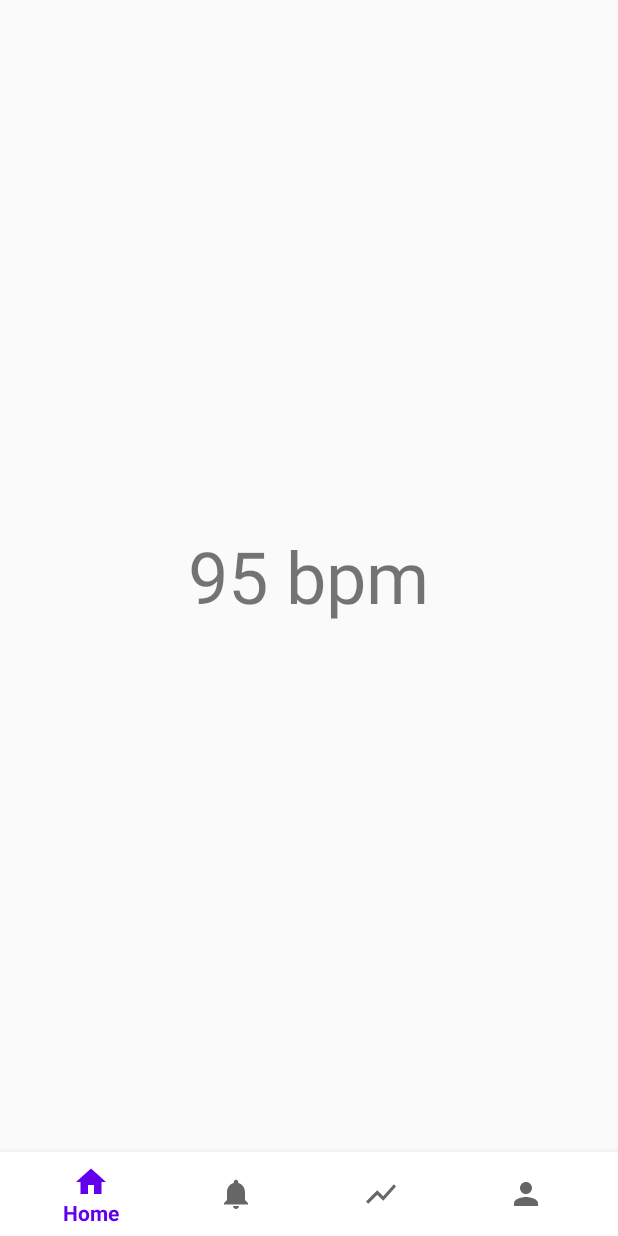
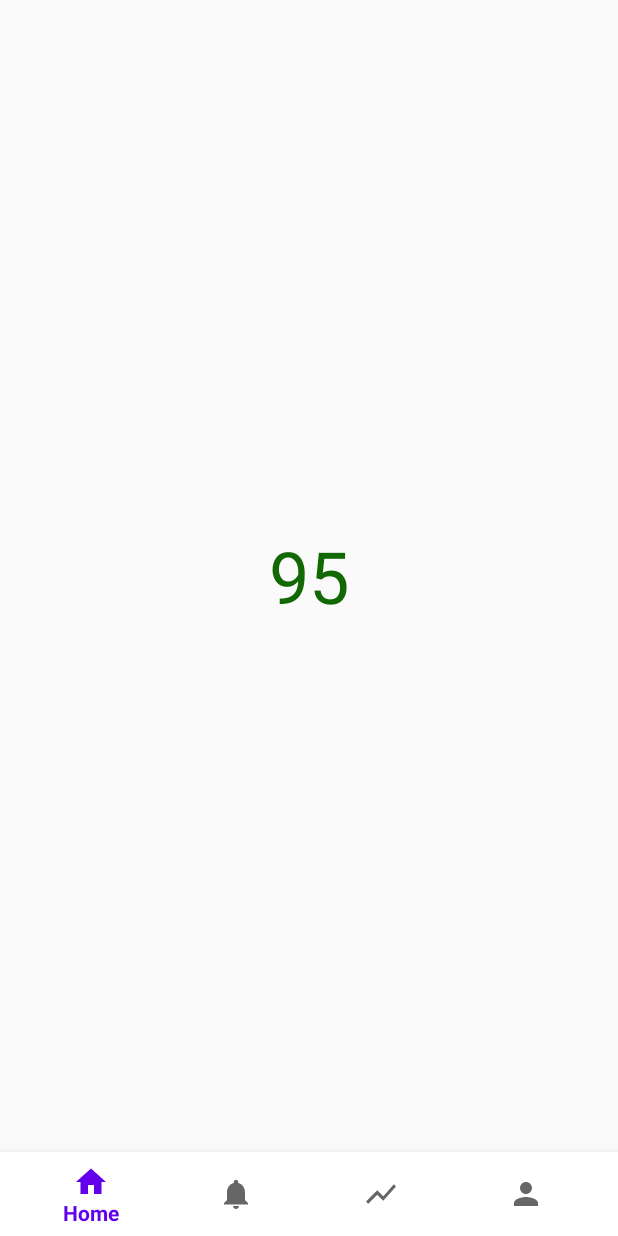
Before and after one commit to norawennerstrom/PupPulse, an Android app: the screen it shows after launch (MainActivity), on a phone screen of 412 x 824 dp. Run offline under Robolectric (Android 15) with nearby library versions, the phone set to English and light mode, and no system bars; libraries missing offline, so code that uses them is left out: com.github.mikephil.charting.

Commit message:
modified HomeFragment.java and colors.xml

```diff
--- a/app/src/main/java/com/example/helloworld/HomeFragment.java
+++ b/app/src/main/java/com/example/helloworld/HomeFragment.java
@@ -2,6 +2,7 @@ package com.example.helloworld;
 
 import android.os.Bundle;
 
+import androidx.core.content.ContextCompat;
 import androidx.fragment.app.Fragment;
 
 import android.view.LayoutInflater;
@@ -11,14 +12,25 @@ import android.widget.TextView;
 
 public class HomeFragment extends Fragment {
 
-    TextView currentPulse;
+    TextView currentPulseTextView;
+    int currentPulse;
+    int highPulse = 120; // Depends on dog's breed and age!
+    int lowPulse = 70;
 
     @Override
     public View onCreateView(LayoutInflater inflater, ViewGroup container,
                              Bundle savedInstanceState) {
         View view = inflater.inflate(R.layout.fragment_home, container, false);
-        currentPulse = view.findViewById(R.id.currentPulse);
-        currentPulse.setText("95 bpm");
+        currentPulseTextView = view.findViewById(R.id.currentPulse);
+        currentPulse = 95; // TODO: create a function that would be used to retrieve the actual pulse from the heart rate monitor
+        currentPulseTextView.setText(String.valueOf(currentPulse));
+        if(currentPulse > highPulse) {
+            currentPulseTextView.setTextColor(ContextCompat.getColor(getContext(), R.color.red));
+        } else if(currentPulse > lowPulse) {
+            currentPulseTextView.setTextColor(ContextCompat.getColor(getContext(), R.color.green));
+        } else if(currentPulse < lowPulse) {
+            currentPulseTextView.setTextColor(ContextCompat.getColor(getContext(), R.color.blue));
+        }
         return view;
     }
 }
--- a/app/src/main/res/values/colors.xml
+++ b/app/src/main/res/values/colors.xml
@@ -7,4 +7,7 @@
     <color name="teal_700">#FF018786</color>
     <color name="black">#FF000000</color>
     <color name="white">#FFFFFFFF</color>
+    <color name="red">#eb1a02</color>
+    <color name="green">#126904</color>
+    <color name="blue">#0439bf</color>
 </resources>
```
